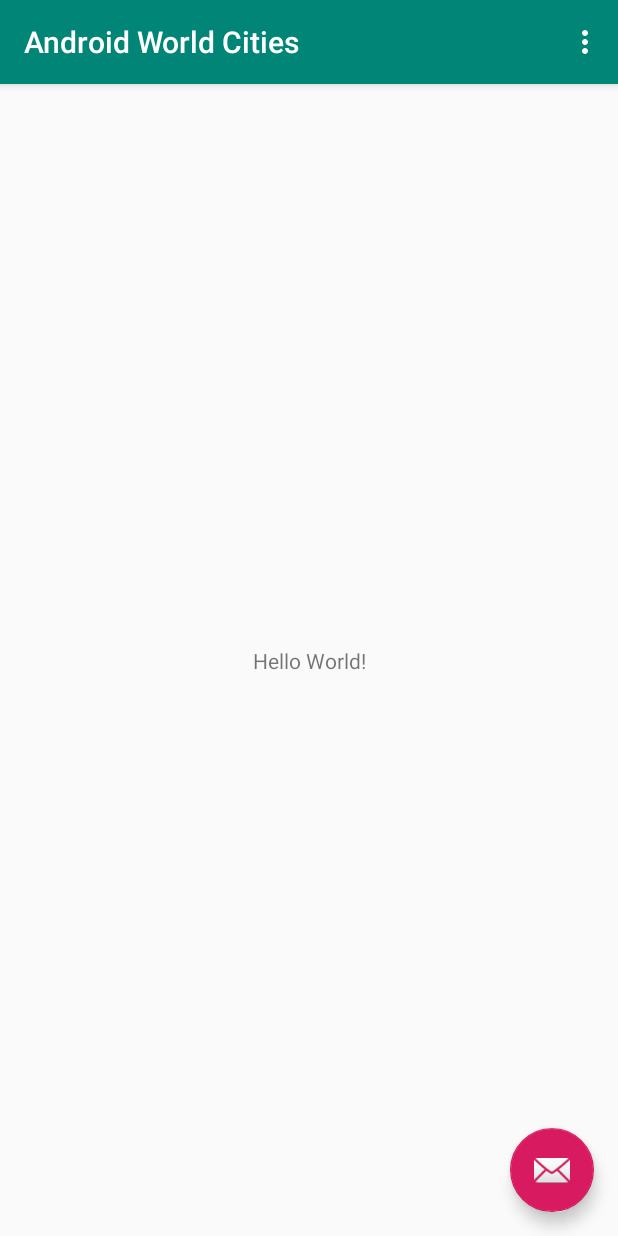
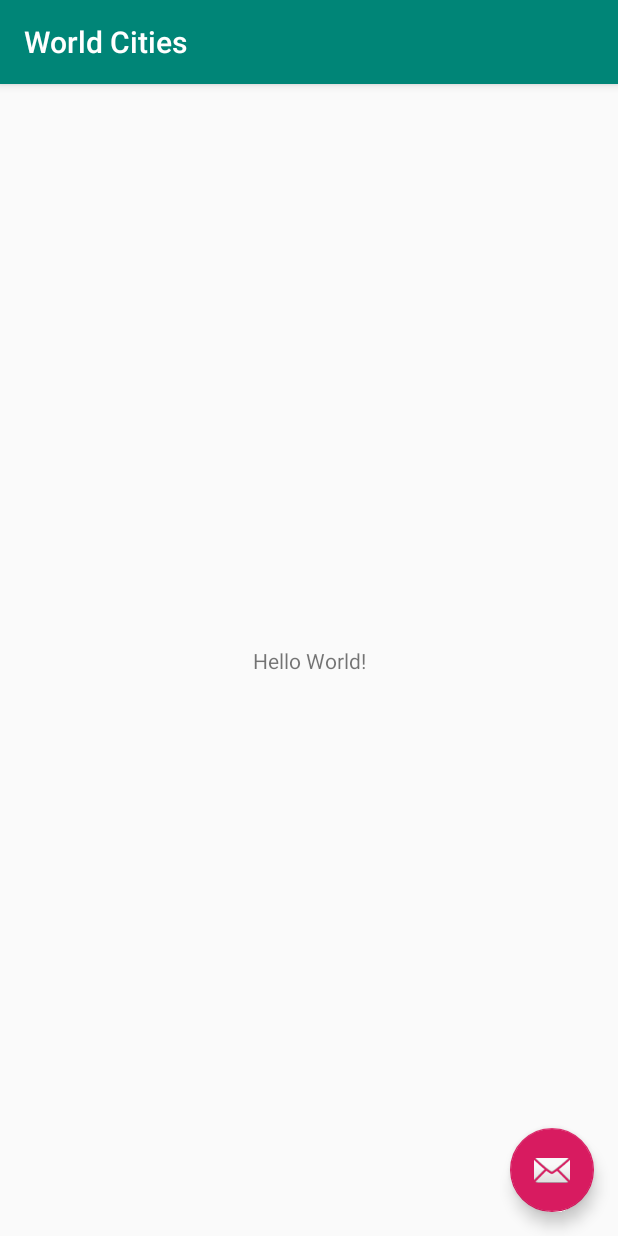
Before and after one commit to Karthick-Pandiyan/CitiesList, an Android app: the screen it shows after launch (MainActivity), on a phone screen of 412 x 824 dp. Run offline under Robolectric (Android 15) with nearby library versions, the phone set to English and light mode, and no system bars.

```diff
--- a/app/src/main/java/com/kp/androidworldcities/MainActivity.kt
+++ b/app/src/main/java/com/kp/androidworldcities/MainActivity.kt
@@ -15,25 +15,5 @@ class MainActivity : AppCompatActivity() {
         setContentView(R.layout.activity_main)
         setSupportActionBar(toolbar)
 
-        fab.setOnClickListener { view ->
-            Snackbar.make(view, "Replace with your own action", Snackbar.LENGTH_LONG)
-                .setAction("Action", null).show()
-        }
-    }
-
-    override fun onCreateOptionsMenu(menu: Menu): Boolean {
-        // Inflate the menu; this adds items to the action bar if it is present.
-        menuInflater.inflate(R.menu.menu_main, menu)
-        return true
-    }
-
-    override fun onOptionsItemSelected(item: MenuItem): Boolean {
-        // Handle action bar item clicks here. The action bar will
-        // automatically handle clicks on the Home/Up button, so long
-        // as you specify a parent activity in AndroidManifest.xml.
-        return when (item.itemId) {
-            R.id.action_settings -> true
-            else -> super.onOptionsItemSelected(item)
-        }
     }
 }
--- a/app/src/main/res/layout/activity_main.xml
+++ b/app/src/main/res/layout/activity_main.xml
@@ -14,6 +14,7 @@
         <androidx.appcompat.widget.Toolbar
             android:id="@+id/toolbar"
             android:layout_width="match_parent"
+            app:title="@string/app_name"
             android:layout_height="?attr/actionBarSize"
             android:background="?attr/colorPrimary"
             app:popupTheme="@style/AppTheme.PopupOverlay" />
--- a/app/src/main/res/values/strings.xml
+++ b/app/src/main/res/values/strings.xml
@@ -1,4 +1,4 @@
 <resources>
-    <string name="app_name">Android World Cities</string>
+    <string name="app_name">World Cities</string>
     <string name="action_settings">Settings</string>
 </resources>
```
